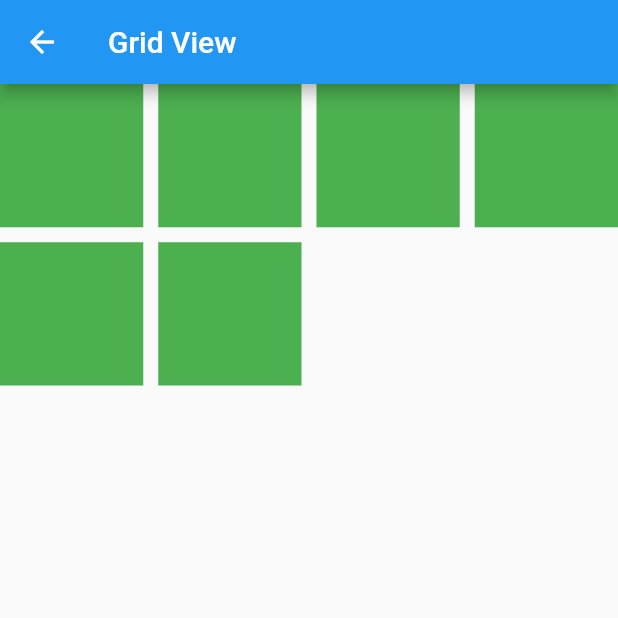
After one commit to jihanislam007/ict_appdevelopment_batch02, a Flutter app: the screen it shows after launch, after a tap on "Grid view", on a phone screen of 412 x 824 dp, the top half of it. The commit adds this screen. Run offline on Flutter 3.47's test engine with Material 2 defaults, Android fonts, the phone set to English and light mode, and no system bars; our stand-ins replace liquid_swipe.

Commit message:
Class - 15

```diff
--- /dev/null
+++ b/lib/Gridviews.dart
@@ -0,0 +1,61 @@
+
+import 'package:flutter/material.dart';
+
+class Gridviews extends StatelessWidget {
+
+
+  @override
+  Widget build(BuildContext context) {
+    return Scaffold(
+      appBar: AppBar(
+        title: Text("Grid View"),
+      ),
+      body: GridView.count(
+        crossAxisCount: 4,
+      crossAxisSpacing: 10,
+      mainAxisSpacing: 10,
+
+      children: [
+
+        Container(
+          height: 200,
+          width: 200,
+          color: Colors.green,
+        ),
+
+        Container(
+          height: 200,
+          width: 200,
+          color: Colors.green,
+        ),
+
+        Container(
+          height: 200,
+          width: 200,
+          color: Colors.green,
+        ),
+
+        Container(
+          height: 200,
+          width: 200,
+          color: Colors.green,
+        ),
+
+        Container(
+          height: 200,
+          width: 200,
+          color: Colors.green,
+        ),
+
+        Container(
+          height: 200,
+          width: 200,
+          color: Colors.green,
+        ),
+
+      ],
+      ),
+
+    );
+  }
+}
--- a/lib/SecondPage.dart
+++ b/lib/SecondPage.dart
@@ -6,6 +6,7 @@ import 'package:ict_appdevelopment_batch02/main.dart';
 
 import 'Calculator.dart';
 import 'Cards.dart';
+import 'Gridviews.dart';
 import 'ImageLoad/PracticeImage.dart';
 import 'LiquidSwifts.dart';
 import 'ListTile.dart';
@@ -111,6 +112,16 @@ class SecondPage extends StatelessWidget {
                     Navigator.push(
                         context,
                         MaterialPageRoute(
+                            builder: (context) => Gridviews()));
+                  },
+                  child: Text("Grid view")),
+
+            ElevatedButton(
+                  onPressed: () {
+                    print("pressed done");
+                    Navigator.push(
+                        context,
+                        MaterialPageRoute(
                             builder: (context) => Expandeds()));
                   },
                   child: Text("Expanded")),
```
